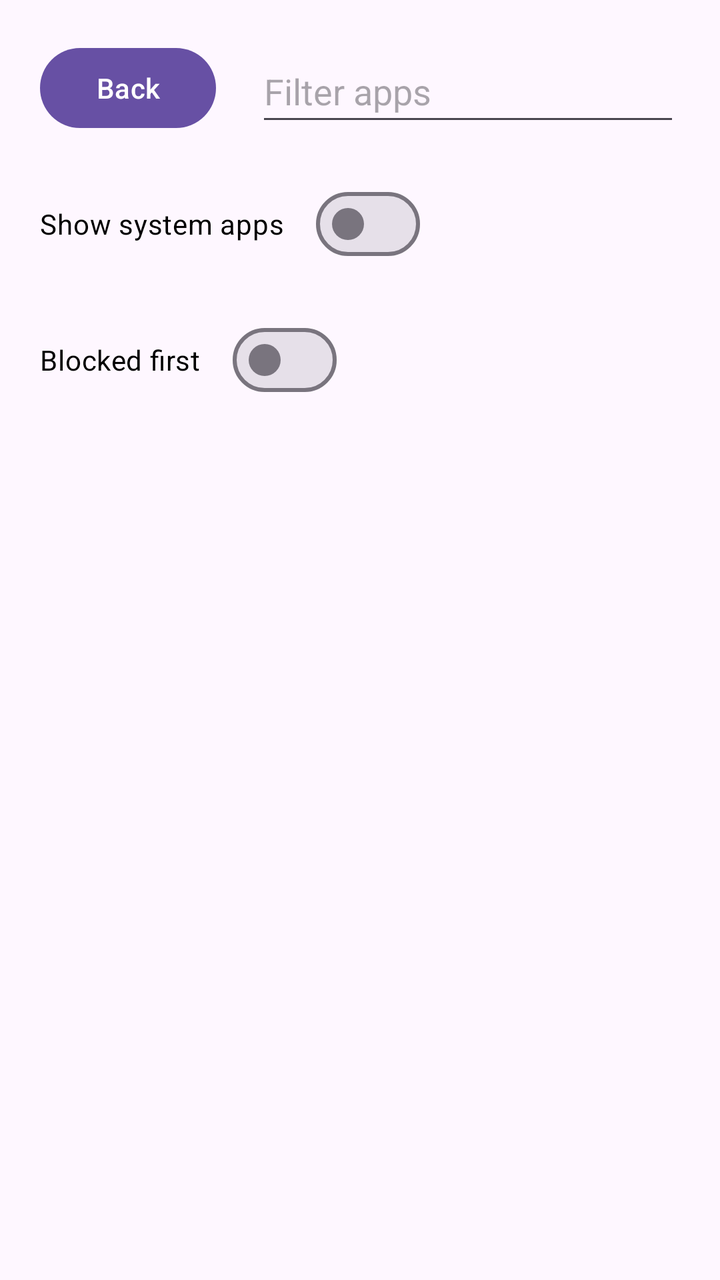
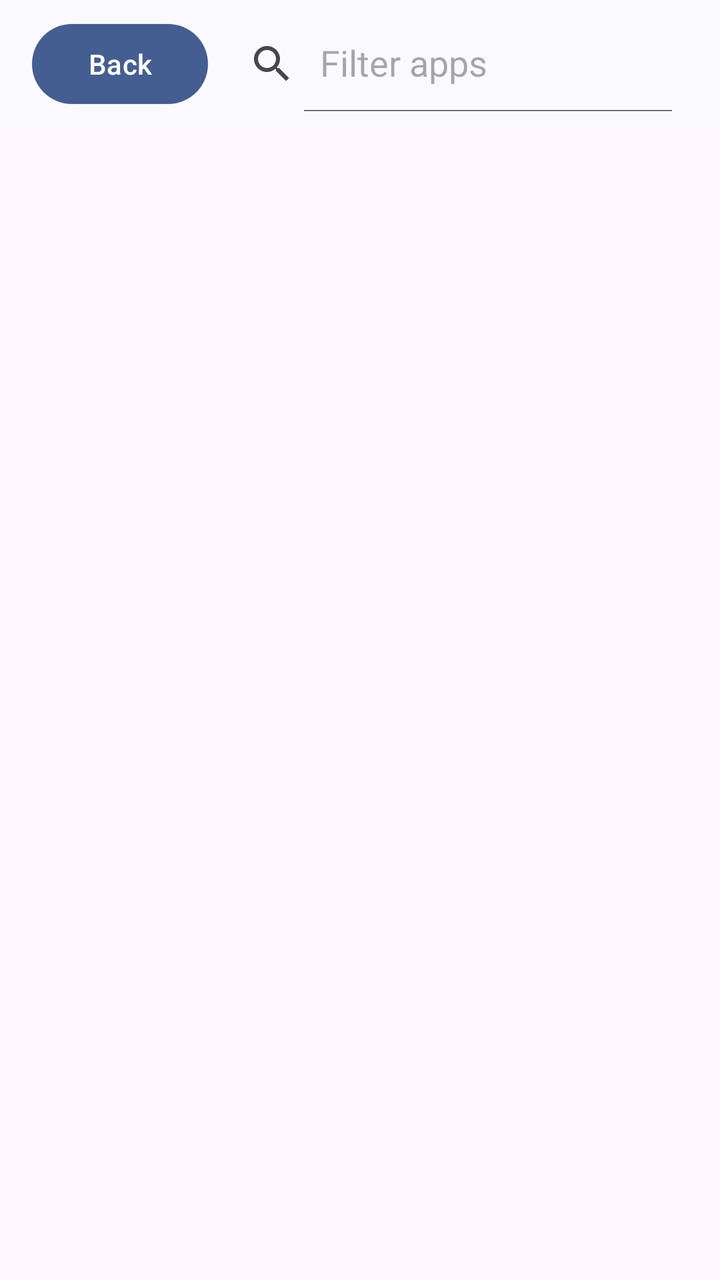

Screens rendered from an Android XML layout before and after an edit, with the pre-edit source and the edit as a unified diff.
<!-- AndroidManifest.xml: application theme Theme.UpdatesManagerExtended -->
<!-- res/layout/activity_app_selection.xml -->
<?xml version="1.0" encoding="utf-8"?>
<androidx.constraintlayout.widget.ConstraintLayout xmlns:android="http://schemas.android.com/apk/res/android"
    xmlns:app="http://schemas.android.com/apk/res-auto"
    xmlns:tools="http://schemas.android.com/tools"
    android:id="@+id/appSelection"
    android:layout_width="match_parent"
    android:layout_height="match_parent">

    <Button
        android:id="@+id/buttonBack"
        android:layout_width="wrap_content"
        android:layout_height="48dp"
        android:layout_marginStart="20dp"
        android:layout_marginTop="20dp"
        android:text="@string/back"
        android:textColor="@color/white"
        app:layout_constraintEnd_toStartOf="@+id/inputFieldFilter"
        app:layout_constraintStart_toStartOf="parent"
        app:layout_constraintTop_toTopOf="parent" />

    <com.google.android.material.materialswitch.MaterialSwitch
        android:id="@+id/switchBlockedFirst"
        android:layout_width="wrap_content"
        android:layout_height="48dp"
        android:layout_marginStart="20dp"
        android:layout_marginTop="20dp"
        android:backgroundTint="#2196F3"
        android:text="@string/blocked_first"
        android:textColor="@color/text_adaptive"
        app:layout_constraintStart_toStartOf="parent"
        app:layout_constraintTop_toBottomOf="@+id/switchShowSystemApps" />

    <com.google.android.material.materialswitch.MaterialSwitch
        android:id="@+id/switchShowSystemApps"
        android:layout_width="wrap_content"
        android:layout_height="48dp"
        android:layout_marginStart="20dp"
        android:layout_marginTop="20dp"
        android:backgroundTint="#2196F3"
        android:text="@string/show_system_apps"
        android:textColor="@color/text_adaptive"
        android:textSize="14sp"
        app:layout_constraintStart_toStartOf="parent"
        app:layout_constraintTop_toBottomOf="@+id/buttonBack" />

    <com.google.android.material.textfield.TextInputEditText
        android:id="@+id/inputFieldFilter"
        android:layout_width="0dp"
        android:layout_height="48dp"
        android:layout_marginStart="20dp"
        android:layout_marginTop="20dp"
        android:layout_marginEnd="20dp"
        android:hint="@string/filter_apps"
        android:textColor="@color/text_adaptive"
        app:layout_constraintEnd_toEndOf="parent"
        app:layout_constraintStart_toEndOf="@+id/buttonBack"
        app:layout_constraintTop_toTopOf="parent" />

    <androidx.recyclerview.widget.RecyclerView
        android:id="@+id/viewAppList"
        android:layout_width="match_parent"
        android:layout_height="0dp"
        android:layout_margin="16dp"
        android:layout_marginStart="20dp"
        android:layout_marginTop="20dp"
        android:layout_marginEnd="20dp"
        android:layout_marginBottom="20dp"
        app:layout_constraintBottom_toBottomOf="parent"
        app:layout_constraintEnd_toEndOf="parent"
        app:layout_constraintStart_toStartOf="parent"
        app:layout_constraintTop_toBottomOf="@+id/switchBlockedFirst" />

</androidx.constraintlayout.widget.ConstraintLayout>
<!-- resources referenced by this layout -->
<resources>
  <color name="text_adaptive">#000000</color>
  <color name="white">#FFFFFF</color>
  <string name="back">Back</string>
  <string name="blocked_first">Blocked first</string>
  <string name="filter_apps">Filter apps</string>
  <string name="show_system_apps">Show system apps</string>
  <style name="Theme.UpdatesManagerExtended" parent="Base.Theme.UpdatesManagerExtended" />
  <style name="Base.Theme.UpdatesManagerExtended" parent="Theme.Material3.DayNight.NoActionBar">
          
          
      </style>
</resources>

<!-- the commit's change to res/layout/activity_app_selection.xml (unified diff, before → after) -->
@@ -1,73 +1,50 @@
 <?xml version="1.0" encoding="utf-8"?>
-<androidx.constraintlayout.widget.ConstraintLayout xmlns:android="http://schemas.android.com/apk/res/android"
+<androidx.coordinatorlayout.widget.CoordinatorLayout xmlns:android="http://schemas.android.com/apk/res/android"
     xmlns:app="http://schemas.android.com/apk/res-auto"
-    xmlns:tools="http://schemas.android.com/tools"
-    android:id="@+id/appSelection"
+    android:id="@+id/activityAppSelection"
     android:layout_width="match_parent"
-    android:layout_height="match_parent">
-
-    <Button
-        android:id="@+id/buttonBack"
-        android:layout_width="wrap_content"
-        android:layout_height="48dp"
-        android:layout_marginStart="20dp"
-        android:layout_marginTop="20dp"
-        android:text="@string/back"
-        android:textColor="@color/white"
-        app:layout_constraintEnd_toStartOf="@+id/inputFieldFilter"
-        app:layout_constraintStart_toStartOf="parent"
-        app:layout_constraintTop_toTopOf="parent" />
-
-    <com.google.android.material.materialswitch.MaterialSwitch
-        android:id="@+id/switchBlockedFirst"
-        android:layout_width="wrap_content"
-        android:layout_height="48dp"
-        android:layout_marginStart="20dp"
-        android:layout_marginTop="20dp"
-        android:backgroundTint="#2196F3"
-        android:text="@string/blocked_first"
-        android:textColor="@color/text_adaptive"
-        app:layout_constraintStart_toStartOf="parent"
-        app:layout_constraintTop_toBottomOf="@+id/switchShowSystemApps" />
-
-    <com.google.android.material.materialswitch.MaterialSwitch
-        android:id="@+id/switchShowSystemApps"
-        android:layout_width="wrap_content"
-        android:layout_height="48dp"
-        android:layout_marginStart="20dp"
-        android:layout_marginTop="20dp"
-        android:backgroundTint="#2196F3"
-        android:text="@string/show_system_apps"
-        android:textColor="@color/text_adaptive"
-        android:textSize="14sp"
-        app:layout_constraintStart_toStartOf="parent"
-        app:layout_constraintTop_toBottomOf="@+id/buttonBack" />
-
-    <com.google.android.material.textfield.TextInputEditText
-        android:id="@+id/inputFieldFilter"
-        android:layout_width="0dp"
-        android:layout_height="48dp"
-        android:layout_marginStart="20dp"
-        android:layout_marginTop="20dp"
-        android:layout_marginEnd="20dp"
-        android:hint="@string/filter_apps"
-        android:textColor="@color/text_adaptive"
-        app:layout_constraintEnd_toEndOf="parent"
-        app:layout_constraintStart_toEndOf="@+id/buttonBack"
-        app:layout_constraintTop_toTopOf="parent" />
+    android:layout_height="match_parent"
+    android:theme="@style/Theme.Material3.DynamicColors.DayNight">
 
     <androidx.recyclerview.widget.RecyclerView
-        android:id="@+id/viewAppList"
+        android:id="@+id/recyclerView"
         android:layout_width="match_parent"
-        android:layout_height="0dp"
-        android:layout_margin="16dp"
-        android:layout_marginStart="20dp"
-        android:layout_marginTop="20dp"
-        android:layout_marginEnd="20dp"
-        android:layout_marginBottom="20dp"
-        app:layout_constraintBottom_toBottomOf="parent"
-        app:layout_constraintEnd_toEndOf="parent"
-        app:layout_constraintStart_toStartOf="parent"
-        app:layout_constraintTop_toBottomOf="@+id/switchBlockedFirst" />
+        android:layout_height="match_parent"
+        android:scrollbarStyle="outsideOverlay"
+        android:scrollbarThumbVertical="?attr/colorPrimary"
+        android:scrollbarTrackVertical="?attr/colorSurfaceVariant"
+        android:scrollbars="vertical"
+        app:layout_behavior="@string/appbar_scrolling_view_behavior" />
 
-</androidx.constraintlayout.widget.ConstraintLayout>
+    <com.google.android.material.appbar.AppBarLayout
+        android:id="@+id/appBarLayout"
+        android:layout_width="match_parent"
+        android:layout_height="wrap_content">
+
+        <androidx.appcompat.widget.Toolbar
+            android:id="@+id/toolbar"
+            android:layout_width="match_parent"
+            android:layout_height="?attr/actionBarSize"
+            app:popupTheme="@style/ThemeOverlay.Material3.DynamicColors.DayNight">
+
+            <Button
+                android:id="@+id/buttonBack"
+                android:layout_width="wrap_content"
+                android:layout_height="wrap_content"
+                android:text="@string/back" />
+
+            <androidx.appcompat.widget.SearchView
+                android:id="@+id/searchView"
+                android:layout_width="wrap_content"
+                android:layout_height="wrap_content"
+                android:layout_marginEnd="16dp"
+                app:iconifiedByDefault="false"
+                app:queryHint="@string/filter_apps">
+
+            </androidx.appcompat.widget.SearchView>
+
+        </androidx.appcompat.widget.Toolbar>
+
+    </com.google.android.material.appbar.AppBarLayout>
+
+</androidx.coordinatorlayout.widget.CoordinatorLayout>
<!-- resource entries referenced after the edit -->
@@ -1,11 +1,7 @@
 <!-- resources referenced by this layout -->
 <resources>
-  <color name="text_adaptive">#000000</color>
-  <color name="white">#FFFFFF</color>
   <string name="back">Back</string>
-  <string name="blocked_first">Blocked first</string>
   <string name="filter_apps">Filter apps</string>
-  <string name="show_system_apps">Show system apps</string>
   <style name="Theme.UpdatesManagerExtended" parent="Base.Theme.UpdatesManagerExtended" />
   <style name="Base.Theme.UpdatesManagerExtended" parent="Theme.Material3.DayNight.NoActionBar">
           
